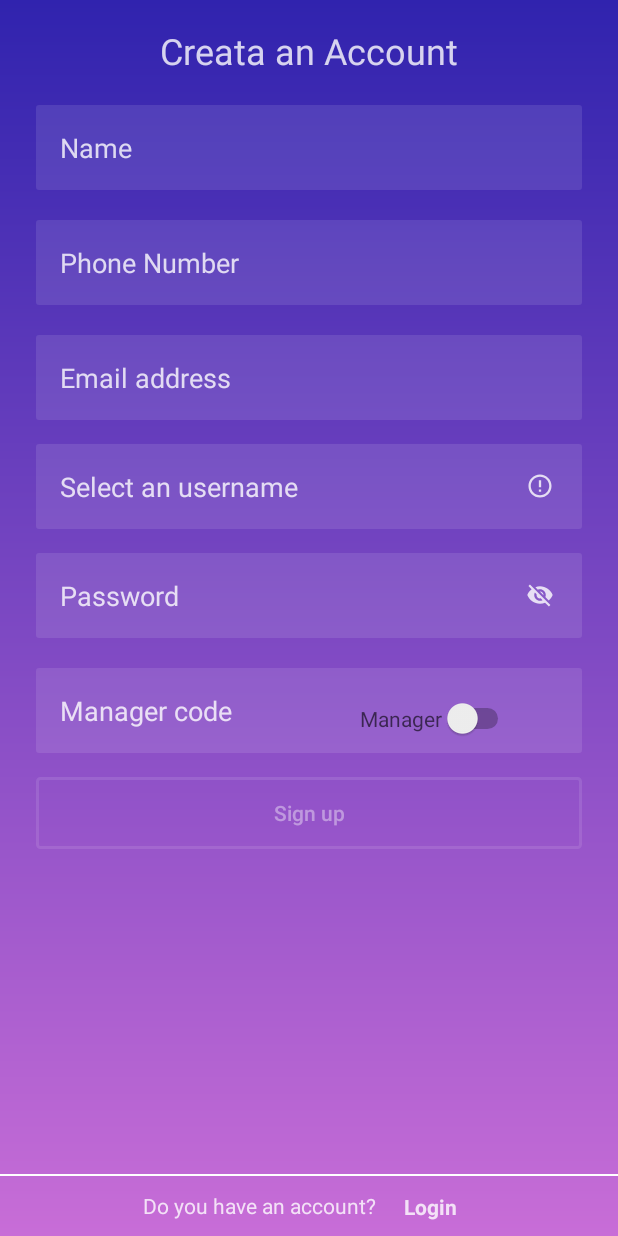
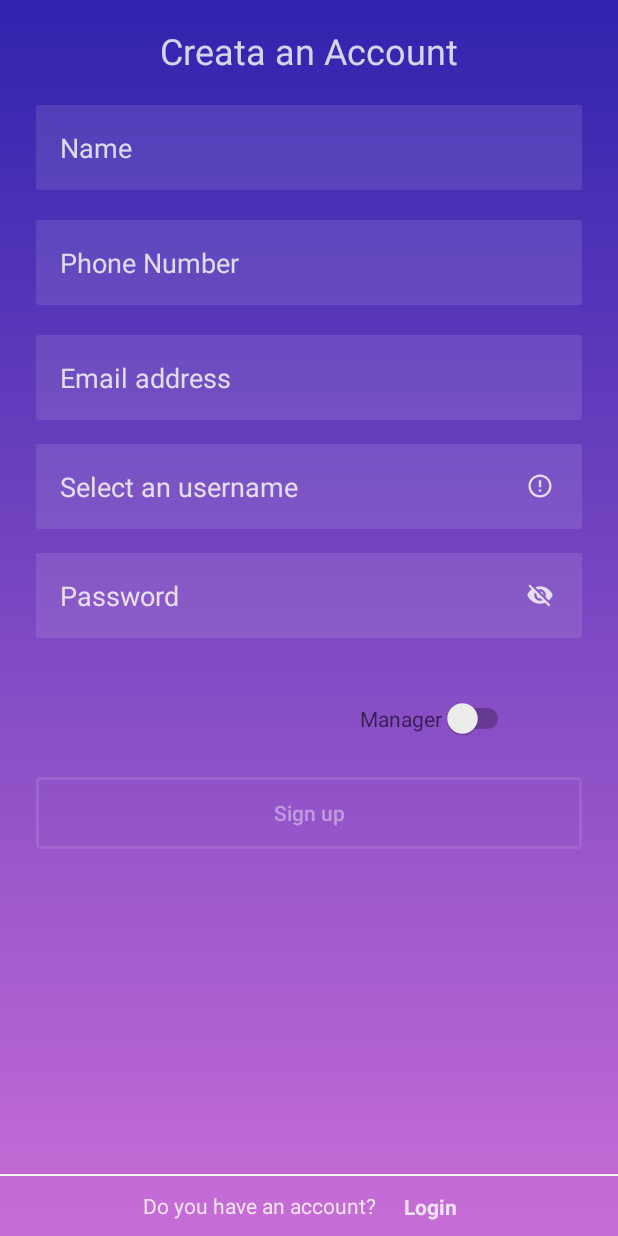
Before and after one commit to stefaniafiriza/Clothes-Ordering-Application, an Android app: the RegistrationActivity screen opened directly, with no data from a screen before it, on a phone screen of 412 x 824 dp. Run offline under Robolectric (Android 15) with nearby library versions, the phone set to English and light mode, and no system bars.

Commit message:
Create a specia field for manager COA-42 fixed issue

```diff
--- a/app/src/main/java/com/example/clothesorderingapplication/RegistrationActivity.java
+++ b/app/src/main/java/com/example/clothesorderingapplication/RegistrationActivity.java
@@ -5,11 +5,15 @@ import androidx.appcompat.app.AppCompatActivity;
 import android.content.Intent;
 import android.os.Bundle;
 import android.view.View;
+import android.widget.EditText;
+import android.widget.Switch;
 import android.widget.TextView;
 
 public class RegistrationActivity extends AppCompatActivity {
 
     protected TextView Login;
+    protected EditText ManagerCode;
+    protected Switch aSwitch;
 
     @Override
     protected void onCreate(Bundle savedInstanceState) {
@@ -17,6 +21,8 @@ public class RegistrationActivity extends AppCompatActivity {
         setContentView(R.layout.activity_registration);
 
         Login = findViewById(R.id.sendToLogin);
+        ManagerCode = findViewById(R.id.managercode);
+        aSwitch = findViewById(R.id.switch1);
 
 
         Login.setOnClickListener(new View.OnClickListener() {
@@ -26,5 +32,14 @@ public class RegistrationActivity extends AppCompatActivity {
                 startActivity(indent);
             }
         });
+
+        ManagerCode.setVisibility(View.INVISIBLE);
+        aSwitch.setOnClickListener(new View.OnClickListener() {
+            @Override
+            public void onClick(View v) {
+                ManagerCode.setVisibility(View.VISIBLE);
+                aSwitch.setVisibility(View.INVISIBLE);
+            }
+        });
     }
 }
```
